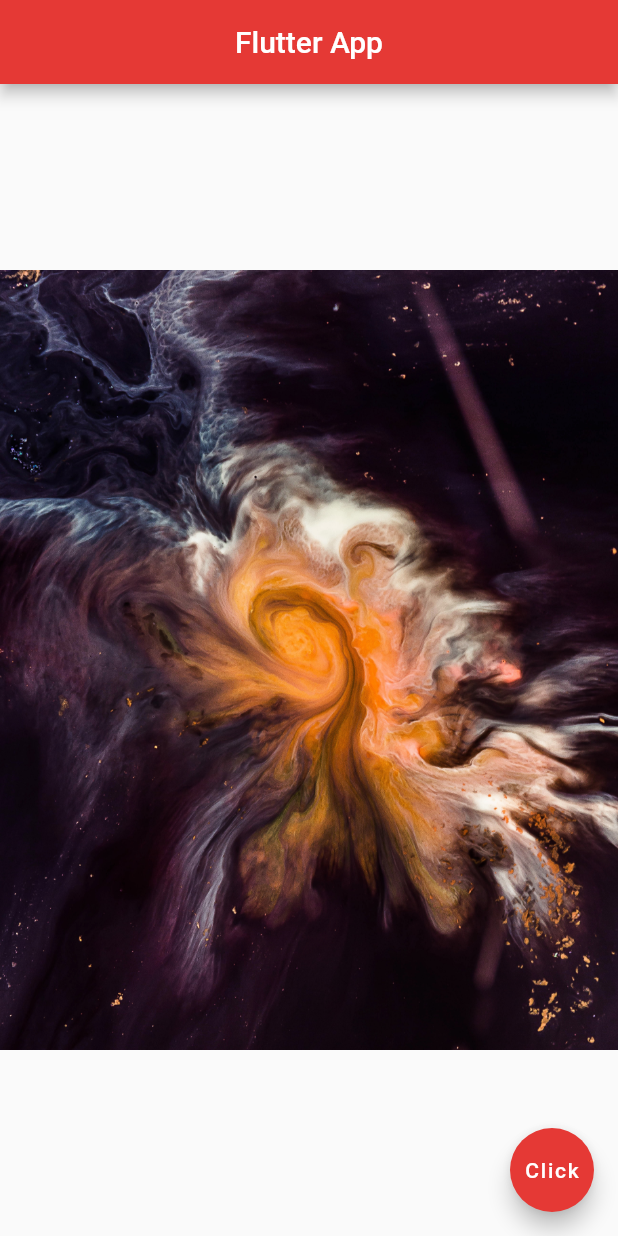
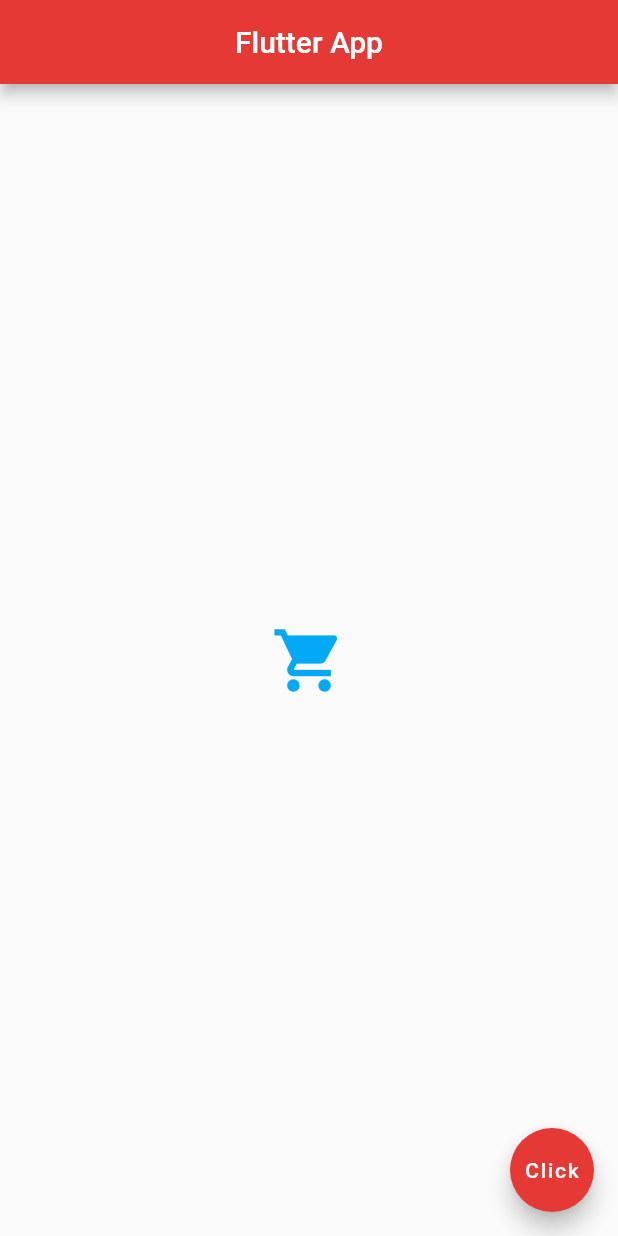
Before and after one commit to dwikiar/first_flutter_app, a Flutter app: the screen it shows after launch, on a phone screen of 412 x 824 dp. Run offline on Flutter 3.47's test engine with Material 2 defaults, Android fonts, the phone set to English and light mode, and no system bars.

Commit message:
Six Commit Icon

```diff
--- a/lib/main.dart
+++ b/lib/main.dart
@@ -16,7 +16,11 @@ class Home extends StatelessWidget {
         backgroundColor: Colors.red[600],
       ),
       body: Center(
-        child: Image.asset("assets/space-2.jpg"),
+        child: Icon(
+          Icons.shopping_cart,
+          color: Colors.lightBlue,
+          size: 50.0,
+        )
       ),
       floatingActionButton: FloatingActionButton(
         onPressed: () {},
```
